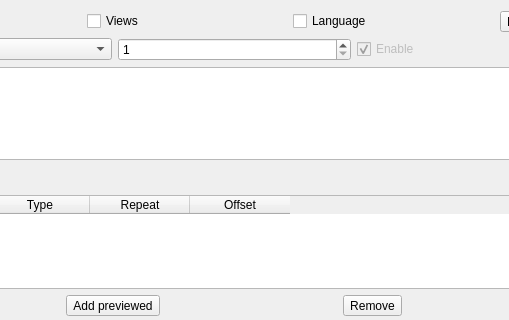
Qt form ui/StructModeLeftPanel.ui (DusteDdk/Breco) before a commit; both pictures show x 131 to 640 and y 0 to 320 of the 731 by 534 pixel window.
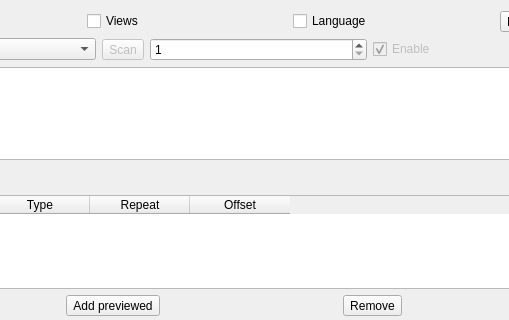
The same form after that commit.

Commit message: cooler, but struct scan bork

```diff
--- a/ui/StructModeLeftPanel.ui
+++ b/ui/StructModeLeftPanel.ui
@@ -80,6 +80,16 @@
           </property>
          </widget>
         </item>
+        <item>
+         <widget class="QToolButton" name="scanStructureButton">
+          <property name="enabled">
+           <bool>false</bool>
+          </property>
+          <property name="text">
+           <string>Scan</string>
+          </property>
+         </widget>
+        </item>
         <item>
          <widget class="QSpinBox" name="entryCountSpinBox">
           <property name="minimum">
```
The commit also changes 57 other files.
